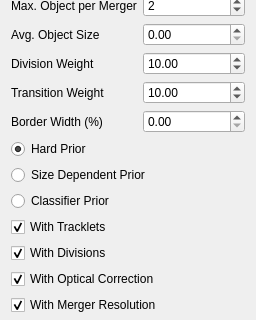
First picture: the form in ilastik/applets/tracking/conservation/drawer.ui, repository ilastik/ilastik, before the edit; both pictures show x 0 to 256 and y 247 to 567 of the 256 by 1028 pixel window.
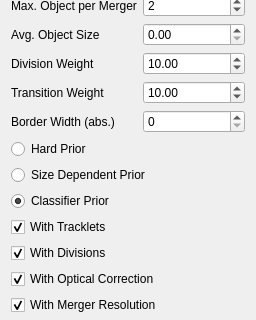
Second picture: the form after the edit.

Commit message: changed border margin from relative to absolute

```diff
--- a/ilastik/applets/tracking/conservation/drawer.ui
+++ b/ilastik/applets/tracking/conservation/drawer.ui
@@ -432,23 +432,16 @@
          </property>
         </widget>
        </item>
-       <item row="7" column="1">
-        <widget class="QDoubleSpinBox" name="bordWidthBox">
-         <property name="maximum">
-          <double>1.000000000000000</double>
-         </property>
-         <property name="singleStep">
-          <double>0.010000000000000</double>
-         </property>
-        </widget>
-       </item>
        <item row="7" column="0">
         <widget class="QLabel" name="label_20">
          <property name="text">
-          <string>Border Width (%)</string>
+          <string>Border Width (abs.)</string>
          </property>
         </widget>
        </item>
+       <item row="7" column="1">
+        <widget class="QSpinBox" name="bordWidthBox"/>
+       </item>
       </layout>
      </item>
      <item>
@@ -457,7 +450,7 @@
         <string>Hard Prior</string>
        </property>
        <property name="checked">
-        <bool>true</bool>
+        <bool>false</bool>
        </property>
        <attribute name="buttonGroup">
         <string notr="true">buttonGroup</string>
@@ -479,6 +472,9 @@
        <property name="text">
         <string>Classifier Prior</string>
        </property>
+       <property name="checked">
+        <bool>true</bool>
+       </property>
        <attribute name="buttonGroup">
         <string notr="true">buttonGroup</string>
        </attribute>
```
Left out of the diff: 1 changed line with no effect on the pictures. The commit also changes 2 other files.
